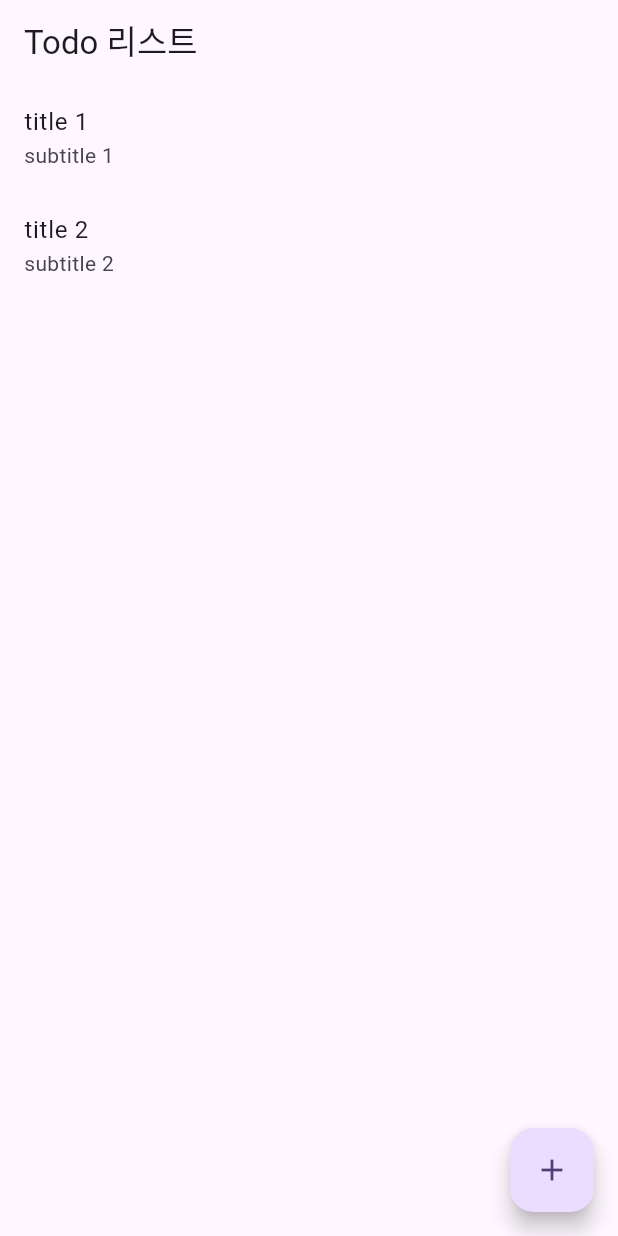
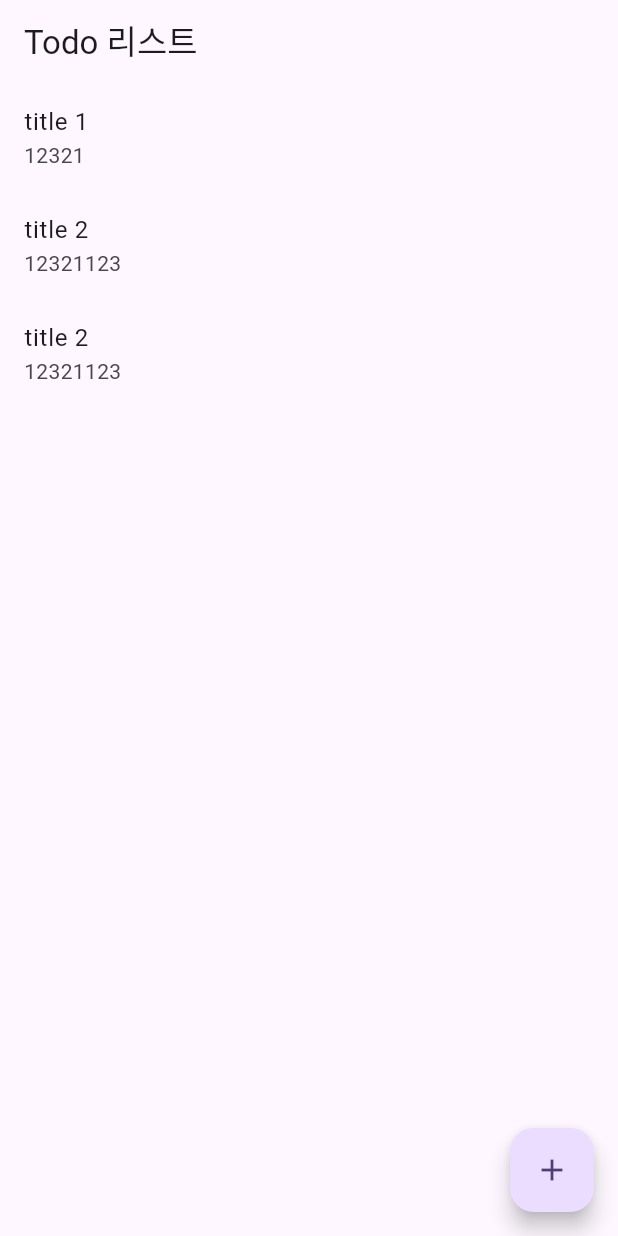
Before and after one commit to jw221356/my_todolist, a Flutter app: the screen it shows after launch, on a phone screen of 412 x 824 dp. Run offline on Flutter 3.47's test engine with Material 3 defaults, Android fonts, the phone set to English and light mode, and no system bars.

Commit message:
모델클래스 추가 후 리스트 표시

```diff
--- a/lib/list_screen.dart
+++ b/lib/list_screen.dart
@@ -1,8 +1,29 @@
 import 'package:flutter/material.dart';
 import 'package:my_todolist/create_screen.dart';
+import 'package:my_todolist/todo.dart';
 
-class ListScreen extends StatelessWidget {
+class ListScreen extends StatefulWidget {
   const ListScreen({super.key});
+
+  @override
+  State<ListScreen> createState() => _ListScreenState();
+}
+
+class _ListScreenState extends State<ListScreen> {
+  final todos = [
+    Todo(
+      title: 'title 1',
+      dateTime: 12321,
+    ),
+    Todo(
+      title: 'title 2',
+      dateTime: 12321123,
+    ),
+    Todo(
+      title: 'title 2',
+      dateTime: 12321123,
+    ),
+  ];
 
   @override
   Widget build(BuildContext context) {
@@ -11,23 +32,18 @@ class ListScreen extends StatelessWidget {
         title: const Text('Todo 리스트'),
       ),
       body: ListView(
-        children: const[
-          ListTile(
-            title: Text('title 1'),
-            subtitle: Text('subtitle 1'),
-          ),
-          ListTile(
-            title: Text('title 2'),
-            subtitle: Text('subtitle 2'),
-          ),
-        ],
+        children: todos
+            .map((todo) => ListTile(
+                  title: Text(todo.title),
+                  subtitle: Text('${todo.dateTime}'),
+                ))
+            .toList(),
       ),
       floatingActionButton: FloatingActionButton(
         onPressed: () {
           Navigator.push(
-              context,
-              MaterialPageRoute(builder: (context) =>
-              const CreateScreen()),
+            context,
+            MaterialPageRoute(builder: (context) => const CreateScreen()),
           );
         },
         child: const Icon(Icons.add),
--- /dev/null
+++ b/lib/todo.dart
@@ -0,0 +1,9 @@
+class Todo {
+  String title;
+  int dateTime;
+
+  Todo({
+    required this.title,
+    required this.dateTime,
+  });
+}
```
